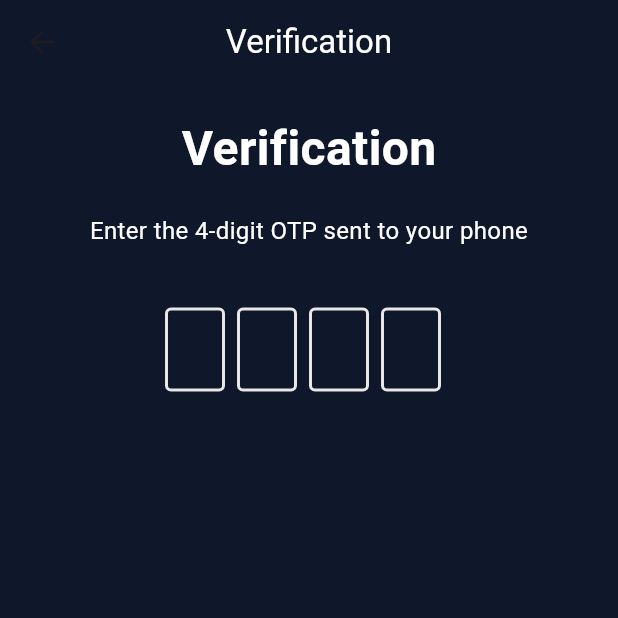
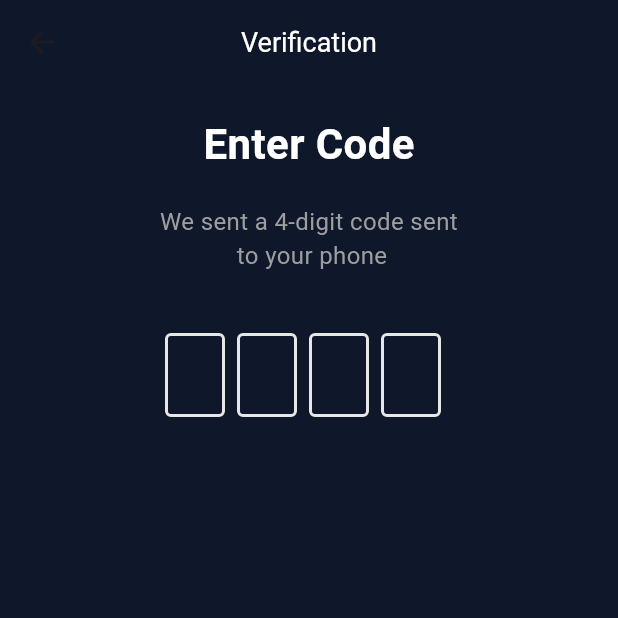
Before and after one commit to PriyadhaPrakash/Fishy, a Flutter app: the screen it shows after launch, on a phone screen of 412 x 824 dp, the top half of it. Run offline on Flutter 3.47's test engine with Material 3 defaults, Android fonts, the phone set to English and light mode, and no system bars; drawn by our look-alikes of flutter_otp_text_field; our stand-ins replace carousel_slider.

Commit message:
otp edited

```diff
--- a/lib/otp_page.dart
+++ b/lib/otp_page.dart
@@ -16,25 +16,25 @@ class _OtpPageState extends State<OtpPage> {
       appBar: AppBar(
         backgroundColor: const Color(0xFF0F172A),
         leading: BackButton(),
-        title: Text("Verification",style: TextStyle(color: const Color(0xFFFFFFFF) ),),
+        title: Text("Verification",style: TextStyle(color: const Color(0xFFFFFFFF),fontSize: 18 ),),
         centerTitle: true,
       ),
       body: Padding(
         padding: const EdgeInsets.symmetric(horizontal: 24.0),
         child: Padding(
-          padding: const EdgeInsets.symmetric(horizontal: 25,vertical: 20),
+          padding: const EdgeInsets.symmetric(horizontal: 10,vertical: 20),
           child: Column(
             mainAxisAlignment: MainAxisAlignment.start,
             children: [
               Text(
-                "Verification",
-                style: TextStyle(fontWeight: FontWeight.w600, fontSize: 32,color: Color(0xFFFFFFFF) ),
+                "Enter Code",
+                style: TextStyle(fontWeight: FontWeight.w600, fontSize: 28,color: Color(0xFFFFFFFF) ),
               ),
               SizedBox(height: 20),
               Text(
-                "Enter the 4-digit OTP sent to your phone",
+                "We sent a 4-digit code sent \n to your phone",
                 textAlign: TextAlign.center,
-                style: TextStyle(fontSize: 16,color: Color(0xFFFFFFFF) ),
+                style: TextStyle(fontSize: 16,color:Colors.grey ),
               ),
               SizedBox(height: 40),
               OtpTextField(
```
